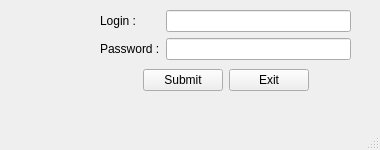
Before: the Qt Designer form uiloginin.ui in TURKEYSTAR/Bank, drawn with Qt 5.
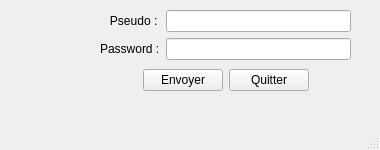
After: the same form once the commit is applied. Icons and pictures are not drawn.

The edit to the form file:
```diff
--- a/uiloginin.ui
+++ b/uiloginin.ui
@@ -39,7 +39,7 @@
      <item row="0" column="0">
       <widget class="QLabel" name="labelLogin">
        <property name="text">
-        <string>Login :</string>
+        <string>   Pseudo :</string>
        </property>
       </widget>
      </item>
@@ -88,14 +88,14 @@
      <item row="0" column="1">
       <widget class="QPushButton" name="pushButtonSubmit">
        <property name="text">
-        <string>Submit</string>
+        <string>Envoyer</string>
        </property>
       </widget>
      </item>
      <item row="0" column="2">
       <widget class="QPushButton" name="pushButtonExit">
        <property name="text">
-        <string>Exit</string>
+        <string>Quitter</string>
        </property>
       </widget>
      </item>
@@ -117,10 +117,10 @@
    <widget class="QLabel" name="imageLabel">
     <property name="geometry">
      <rect>
-      <x>20</x>
-      <y>20</y>
-      <width>61</width>
-      <height>61</height>
+      <x>10</x>
+      <y>10</y>
+      <width>81</width>
+      <height>91</height>
      </rect>
     </property>
     <property name="text">
```
Left out of the diff: 10 changed lines with no effect on the pictures.
